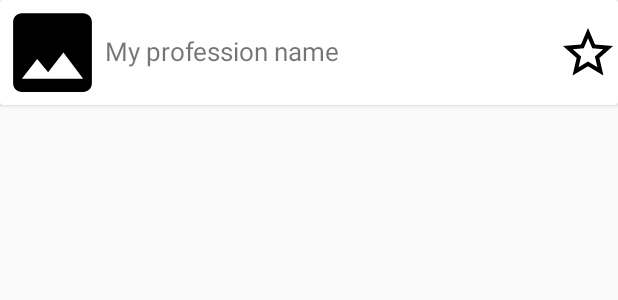
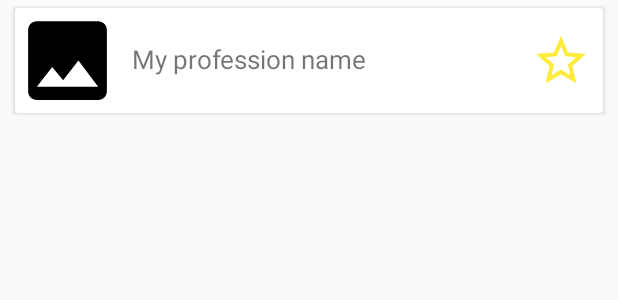
Before and after one commit to AmandineWts/android_project, an Android app: the layout profession_item.xml on its own in the app's theme, with its tools: preview values and no code run, on a phone screen of 412 x 824 dp. Shown: the top 300 px of the screen. Run offline under Robolectric (Android 15) with nearby library versions, the phone set to English and light mode, and no system bars.

Commit message:
Amélioration du design du menu et de la liste des métiers

```diff
--- a/app/src/main/java/fil/android/project/mydofusprofessions/presentation/list/adapter/ProfessionAdapter.java
+++ b/app/src/main/java/fil/android/project/mydofusprofessions/presentation/list/adapter/ProfessionAdapter.java
@@ -47,18 +47,17 @@ public class ProfessionAdapter extends RecyclerView.Adapter<ProfessionAdapter.Pr
             this.isLearnedImageView = v.findViewById(R.id.star_profession_not_learned);
             this.professionActionInterface = professionActionInterface;
             setupListeners();
-            // TODO
         }
 
         private void setupListeners() {
- /*           this.itemCardView.setOnClickListener(new View.OnClickListener() {
+            this.itemCardView.setOnClickListener(new View.OnClickListener() {
                 @Override
                 public void onClick(View v) {
                     Intent intent = new Intent(v.getContext(), ProfessionDetailActivity.class);
                     intent.putExtra("profession_id", professionItemViewModel.getId());
                     v.getContext().startActivity(intent);
                 }
-            });*/
+            });
             this.isLearnedImageView.setOnClickListener(new View.OnClickListener() {
                 @Override
                 public void onClick(View v) {
@@ -77,7 +76,6 @@ public class ProfessionAdapter extends RecyclerView.Adapter<ProfessionAdapter.Pr
                     .load(professionItemViewModel.getImgUrl())
                     .centerCrop()
                     .transition(DrawableTransitionOptions.withCrossFade())
-                    .circleCrop()
                     .into(iconImageView);
         }
 
--- a/app/src/main/res/drawable/learned_logo.xml
+++ b/app/src/main/res/drawable/learned_logo.xml
@@ -4,6 +4,6 @@
         android:viewportWidth="24.0"
         android:viewportHeight="24.0">
     <path
-        android:fillColor="#FF000000"
+        android:fillColor="#FFFFEB3B"
         android:pathData="M12,17.27L18.18,21l-1.64,-7.03L22,9.24l-7.19,-0.61L12,2 9.19,8.63 2,9.24l5.46,4.73L5.82,21z"/>
 </vector>
--- a/app/src/main/res/drawable/not_learned_logo.xml
+++ b/app/src/main/res/drawable/not_learned_logo.xml
@@ -4,6 +4,6 @@
         android:viewportWidth="24.0"
         android:viewportHeight="24.0">
     <path
-        android:fillColor="#FF000000"
+        android:fillColor="#FFEB3B"
         android:pathData="M22,9.24l-7.19,-0.62L12,2 9.19,8.63 2,9.24l5.46,4.73L5.82,21 12,17.27 18.18,21l-1.63,-7.03L22,9.24zM12,15.4l-3.76,2.27 1,-4.28 -3.32,-2.88 4.38,-0.38L12,6.1l1.71,4.04 4.38,0.38 -3.32,2.88 1,4.28L12,15.4z"/>
 </vector>
--- a/app/src/main/res/layout/profession_item.xml
+++ b/app/src/main/res/layout/profession_item.xml
@@ -5,7 +5,11 @@
     xmlns:tools="http://schemas.android.com/tools"
     android:id="@+id/item_card_view"
     android:layout_width="match_parent"
-    android:layout_height="wrap_content">
+    android:layout_height="wrap_content"
+    android:layout_marginLeft="10dp"
+    android:layout_marginTop="5dp"
+    android:layout_marginRight="10dp"
+    android:layout_marginBottom="5dp">
 
     <androidx.constraintlayout.widget.ConstraintLayout
         android:layout_width="match_parent"
@@ -24,6 +28,7 @@
             android:layout_width="0dp"
             android:layout_height="wrap_content"
             android:layout_marginTop="22dp"
+            android:layout_marginLeft="8dp"
             android:textSize="17sp"
             app:layout_constraintLeft_toRightOf="@id/profession_icon_imageview"
             app:layout_constraintTop_toTopOf="@id/profession_icon_imageview"
@@ -34,6 +39,7 @@
             android:layout_width="40dp"
             android:layout_height="40dp"
             android:src="@drawable/not_learned_logo"
+            android:layout_marginRight="8dp"
             app:layout_constraintBottom_toBottomOf="parent"
             app:layout_constraintRight_toRightOf="parent"
             app:layout_constraintTop_toTopOf="parent" />
--- a/app/src/main/res/values/colors.xml
+++ b/app/src/main/res/values/colors.xml
@@ -1,7 +1,6 @@
 <?xml version="1.0" encoding="utf-8"?>
 <resources>
-    <color name="colorPrimary">#008577</color>
-    <color name="colorPrimaryDark">#00574B</color>
-    <color name="colorAccent">#D81B60</color>
-    <color name="colorWhite">#FFFFFF</color>
+    <color name="colorPrimary">#484948</color>
+    <color name="colorPrimaryDark">#000000</color>
+    <color name="colorAccent">#DAEA3A</color>
 </resources>
--- a/app/src/main/res/values/styles.xml
+++ b/app/src/main/res/values/styles.xml
@@ -3,8 +3,8 @@
     <!-- Base application theme. -->
     <style name="AppTheme" parent="Theme.AppCompat.Light.DarkActionBar">
         <!-- Customize your theme here. -->
+        <item name="colorPrimaryDark">@color/colorPrimaryDark</item>
         <item name="colorPrimary">@color/colorPrimary</item>
-        <item name="colorPrimaryDark">@color/colorPrimaryDark</item>
         <item name="colorAccent">@color/colorAccent</item>
     </style>
 
```
